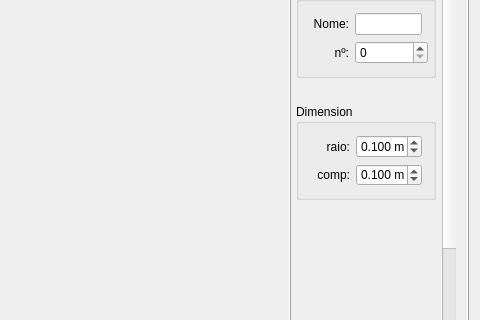
Above: final_Interface/mainwindow.ui from pvmocbel/Lane3dViewer before the change; both pictures show x 420 to 900 and y 120 to 440 of the 900 by 600 pixel window. Below: the same form after it.
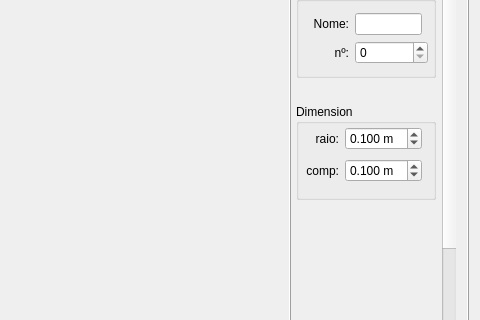
That is the form after the change.

What changed in the file:
```diff
--- a/final_Interface/mainwindow.ui
+++ b/final_Interface/mainwindow.ui
@@ -1147,6 +1147,12 @@
                    <string>Dimension</string>
                   </property>
                   <layout class="QGridLayout" name="gridLayout_5">
+                   <property name="leftMargin">
+                    <number>0</number>
+                   </property>
+                   <property name="topMargin">
+                    <number>0</number>
+                   </property>
                    <item row="0" column="0">
                     <widget class="QLabel" name="label_52">
                      <property name="minimumSize">
```
Left out of the diff: 82 changed lines with no effect on the pictures.
